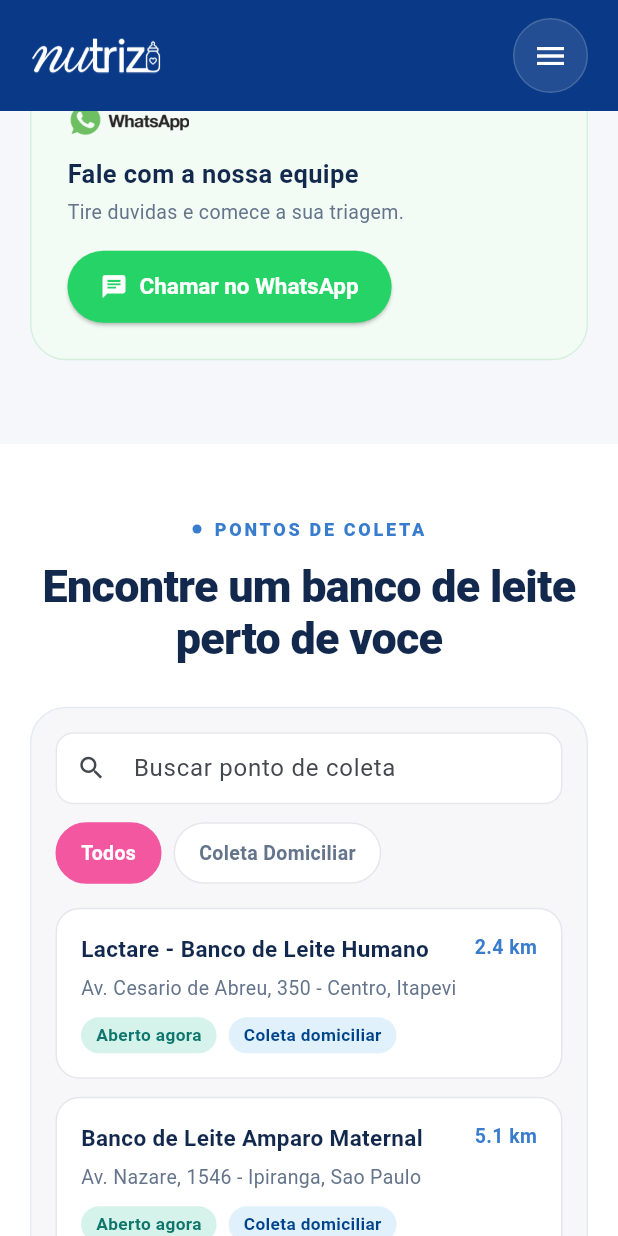
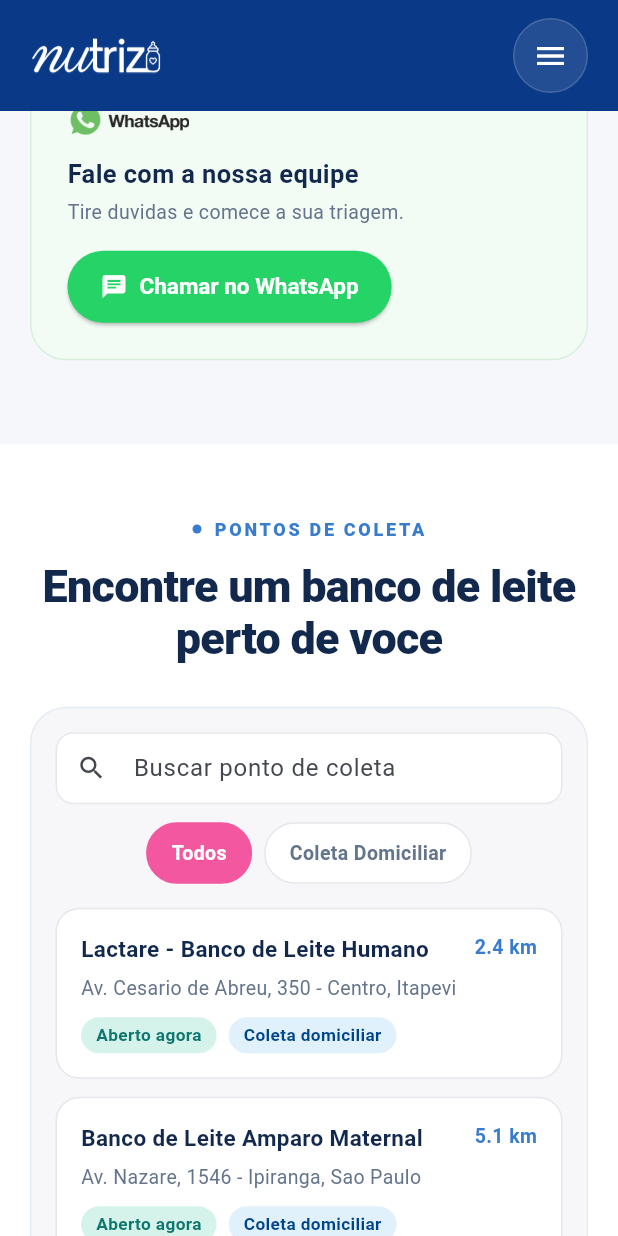
Before and after one commit to victoruizz/sprint-flutter-nutriz, a Flutter app: the LandingScreen screen opened by its route, scrolled down 2304 dp, on a phone screen of 412 x 824 dp. Run offline on Flutter 3.47's test engine with Material 3 defaults, Android fonts, the phone set to English and light mode, and no system bars.

Commit message:
fix: corrige o header sumindo e os estouros de layout da landing
A linha do header nao cabia em tela larga e estourava, escondendo a
wordmark, os links e os botoes. A pilula de navegacao agora encolhe e rola
quando falta espaco, e a nav so aparece a partir de 1100px.

Tambem corrige estouros nos filtros e cards de pontos de coleta, no selo
dos artigos, no rodape dos cards e no autor do depoimento.

Cobre tudo com testes que montam a landing em celular, tablet e desktop.

```diff
--- a/lib/screens/landing/components/landing_eva.dart
+++ b/lib/screens/landing/components/landing_eva.dart
@@ -92,13 +92,15 @@ class LandingEva extends StatelessWidget {
                     children: [
                       _Ponto(cor: Color(0xFF2EA36A)),
                       SizedBox(width: 8),
-                      Text(
+                      Flexible(
+                        child: Text(
                           'ASSISTENTE 24 HORAS',
                           style: TextStyle(
                             fontSize: 12.5,
                             fontWeight: FontWeight.w700,
                             letterSpacing: 1.4,
                             color: Color(0xFFA52D5E),
+                          ),
                         ),
                       ),
                     ],
--- a/lib/screens/landing/components/landing_points.dart
+++ b/lib/screens/landing/components/landing_points.dart
@@ -76,11 +76,12 @@ class _LandingPointsState extends State<LandingPoints> {
                   ),
                 ),
                 const SizedBox(height: 12),
-                Row(
+                Wrap(
+                  spacing: 8,
+                  runSpacing: 8,
                   children: [
                     _chipFiltro('Todos', !_somenteDomiciliar,
                         () => setState(() => _somenteDomiciliar = false)),
-                    const SizedBox(width: 8),
                     _chipFiltro('Coleta Domiciliar', _somenteDomiciliar,
                         () => setState(() => _somenteDomiciliar = true)),
                   ],
@@ -170,17 +171,17 @@ class _CardPonto extends StatelessWidget {
             style: const TextStyle(fontSize: 13, color: AppColors.slate),
           ),
           const SizedBox(height: 10),
-          Row(
+          Wrap(
+            spacing: 8,
+            runSpacing: 8,
             children: [
               _tag(
                 ponto.aberto ? 'Aberto agora' : 'Fechado',
                 ponto.aberto ? const Color(0xFF0F766E) : AppColors.muted,
                 ponto.aberto ? const Color(0xFFD5F3EA) : AppColors.line,
               ),
-              if (ponto.coletaDomiciliar) ...[
-                const SizedBox(width: 8),
+              if (ponto.coletaDomiciliar)
                 _tag('Coleta domiciliar', AppColors.navy, AppColors.blueSoft),
-              ],
             ],
           ),
         ],
--- a/lib/screens/landing/components/landing_testimonials.dart
+++ b/lib/screens/landing/components/landing_testimonials.dart
@@ -153,7 +153,8 @@ class _CardDepoimento extends StatelessWidget {
                 ),
               ),
               const SizedBox(width: 12),
-              Column(
+              Expanded(
+                child: Column(
                 crossAxisAlignment: CrossAxisAlignment.start,
                 children: [
                   Text(
@@ -170,6 +171,7 @@ class _CardDepoimento extends StatelessWidget {
                         fontSize: 12.5, color: AppColors.slate),
                   ),
                 ],
+                ),
               ),
             ],
           ),
--- a/lib/screens/landing/landing_screen.dart
+++ b/lib/screens/landing/landing_screen.dart
@@ -142,14 +142,24 @@ class _LandingScreenState extends State<LandingScreen> {
               builder: (context, constraints) {
                 // No site a navegacao completa aparece a partir de lg e o
                 // botao de menu fica escondido (`lg:hidden`).
-                final navCompleta = constraints.maxWidth >= 940;
+                final navCompleta = constraints.maxWidth >= 1100;
 
                 return Row(
                   mainAxisAlignment: MainAxisAlignment.spaceBetween,
                   children: [
                     const NutrizLogo(altura: 24),
                     if (navCompleta) ...[
-                      _navSecoes(),
+                      // A pilula rola na horizontal se faltar espaco, para
+                      // nunca estourar a linha e sumir com o header.
+                      Flexible(
+                        child: Center(
+                          child: SingleChildScrollView(
+                            scrollDirection: Axis.horizontal,
+                            child: _navSecoes(),
+                          ),
+                        ),
+                      ),
+                      const SizedBox(width: 16),
                       _acoesEntrada(context),
                     ] else
                       _botaoMenu(),
@@ -275,7 +285,7 @@ class _LinkSecaoState extends State<_LinkSecao> {
         onTap: widget.onTap,
         child: AnimatedContainer(
           duration: const Duration(milliseconds: 150),
-          padding: const EdgeInsets.symmetric(horizontal: 16, vertical: 8),
+          padding: const EdgeInsets.symmetric(horizontal: 12, vertical: 8),
           decoration: BoxDecoration(
             color: _sobre
                 ? AppColors.white.withValues(alpha: 0.15)
```
Also changed, not shown: lib/screens/landing/components/landing_articles.dart (+8 -2 lines), 1 other file. Lines whose indentation alone changed are shown as unchanged.
